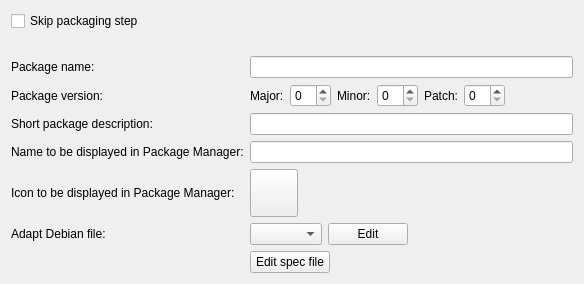
qt-creator/qt-creator, file src/plugins/qt4projectmanager/qt-maemo/maemopackagecreationwidget.ui: the form before one commit.
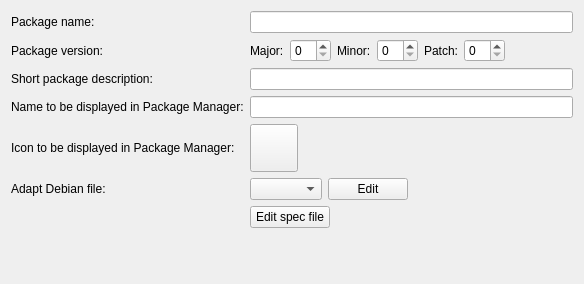
The form after the commit.

The edit to the form file:
```diff
--- a/src/plugins/qt4projectmanager/qt-maemo/maemopackagecreationwidget.ui
+++ b/src/plugins/qt4projectmanager/qt-maemo/maemopackagecreationwidget.ui
@@ -17,45 +17,22 @@
    </sizepolicy>
   </property>
   <layout class="QVBoxLayout" name="verticalLayout">
-   <item>
-    <widget class="QCheckBox" name="skipCheckBox">
-     <property name="toolTip">
-      <string>Check this if you want the files below to be deployed directly.</string>
-     </property>
-     <property name="text">
-      <string>Skip packaging step</string>
-     </property>
-    </widget>
-   </item>
    <item>
     <layout class="QFormLayout" name="formLayout">
      <property name="fieldGrowthPolicy">
       <enum>QFormLayout::ExpandingFieldsGrow</enum>
      </property>
-     <item row="0" column="1">
-      <spacer name="verticalSpacer">
-       <property name="orientation">
-        <enum>Qt::Vertical</enum>
-       </property>
-       <property name="sizeHint" stdset="0">
-        <size>
-         <width>20</width>
-         <height>40</height>
-        </size>
-       </property>
-      </spacer>
-     </item>
-     <item row="1" column="0">
+     <item row="0" column="0">
       <widget class="QLabel" name="packageNameLabel">
        <property name="text">
         <string>Package name:</string>
        </property>
       </widget>
      </item>
-     <item row="1" column="1">
+     <item row="0" column="1">
       <widget class="QLineEdit" name="packageNameLineEdit"/>
      </item>
-     <item row="2" column="0">
+     <item row="1" column="0">
       <widget class="QLabel" name="label">
        <property name="sizePolicy">
         <sizepolicy hsizetype="Preferred" vsizetype="Preferred">
@@ -74,7 +51,7 @@
        </property>
       </widget>
      </item>
-     <item row="2" column="1">
+     <item row="1" column="1">
       <layout class="QHBoxLayout" name="horizontalLayout_2">
        <item>
         <widget class="QLabel" name="label_2">
@@ -169,35 +146,35 @@
        </item>
       </layout>
      </item>
-     <item row="4" column="0">
+     <item row="3" column="0">
       <widget class="QLabel" name="shortDescriptionLabel">
        <property name="text">
         <string>Short package description:</string>
        </property>
       </widget>
      </item>
-     <item row="4" column="1">
+     <item row="3" column="1">
       <layout class="QHBoxLayout" name="horizontalLayout_5">
        <item>
         <widget class="QLineEdit" name="shortDescriptionLineEdit"/>
        </item>
       </layout>
      </item>
-     <item row="5" column="0">
+     <item row="4" column="0">
       <widget class="QLabel" name="packageManagerNameLabel">
        <property name="text">
         <string>Name to be displayed in Package Manager:</string>
        </property>
       </widget>
      </item>
-     <item row="5" column="1">
+     <item row="4" column="1">
       <layout class="QHBoxLayout" name="horizontalLayout_4">
        <item>
         <widget class="QLineEdit" name="packageManagerNameLineEdit"/>
        </item>
       </layout>
      </item>
-     <item row="6" column="0">
+     <item row="5" column="0">
       <widget class="QLabel" name="packageManagerIconLabel">
        <property name="minimumSize">
         <size>
@@ -210,7 +187,7 @@
        </property>
       </widget>
      </item>
-     <item row="6" column="1">
+     <item row="5" column="1">
       <layout class="QHBoxLayout" name="horizontalLayout_3">
        <item>
         <widget class="QToolButton" name="packageManagerIconButton">
@@ -249,14 +226,14 @@
        </item>
       </layout>
      </item>
-     <item row="7" column="0">
+     <item row="6" column="0">
       <widget class="QLabel" name="editDebianFileLabel">
        <property name="text">
         <string>Adapt Debian file:</string>
        </property>
       </widget>
      </item>
-     <item row="7" column="1">
+     <item row="6" column="1">
       <layout class="QHBoxLayout" name="horizontalLayout">
        <item>
         <widget class="QComboBox" name="debianFilesComboBox"/>
@@ -283,7 +260,7 @@
        </item>
       </layout>
      </item>
-     <item row="8" column="1">
+     <item row="7" column="1">
       <widget class="QPushButton" name="editSpecFileButton">
        <property name="text">
         <string>Edit spec file</string>
```
Left out of the diff: 16 changed lines with no effect on the pictures.
